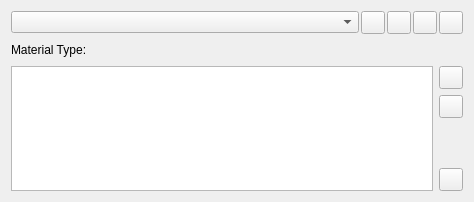
Before: the Qt Designer form Qt/ApplicationComponents/Resources/UI/pqMaterialEditor.ui in stephenrmuir72/paraview-scan, drawn with Qt 5.
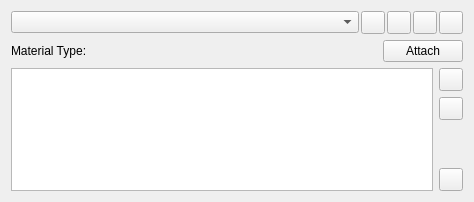
After: the same form once the commit is applied. Icons and pictures are not drawn. Custom widgets are drawn as their Qt base class.

Commit message: Add 'Attach' button and more tooltips

Patch:
```diff
--- a/Qt/ApplicationComponents/Resources/UI/pqMaterialEditor.ui
+++ b/Qt/ApplicationComponents/Resources/UI/pqMaterialEditor.ui
@@ -117,6 +117,25 @@
        </property>
       </spacer>
      </item>
+     <item>
+      <widget class="QPushButton" name="AttachMaterial">
+       <property name="sizePolicy">
+        <sizepolicy hsizetype="Minimum" vsizetype="Minimum">
+         <horstretch>0</horstretch>
+         <verstretch>0</verstretch>
+        </sizepolicy>
+       </property>
+       <property name="focusPolicy">
+        <enum>Qt::TabFocus</enum>
+       </property>
+       <property name="toolTip">
+        <string>Attach current material to the active selection in the active view</string>
+       </property>
+       <property name="text">
+        <string>Attach</string>
+       </property>
+      </widget>
+     </item>
     </layout>
    </item>
    <item>
@@ -135,8 +154,8 @@
        <rect>
         <x>0</x>
         <y>0</y>
-        <width>462</width>
-        <height>116</height>
+        <width>456</width>
+        <height>112</height>
        </rect>
       </property>
       <layout class="QHBoxLayout" name="horizontalLayout" stretch="0,0">
```
Left out of the diff: 18 changed lines with no effect on the pictures. The commit also changes 16 other files.
